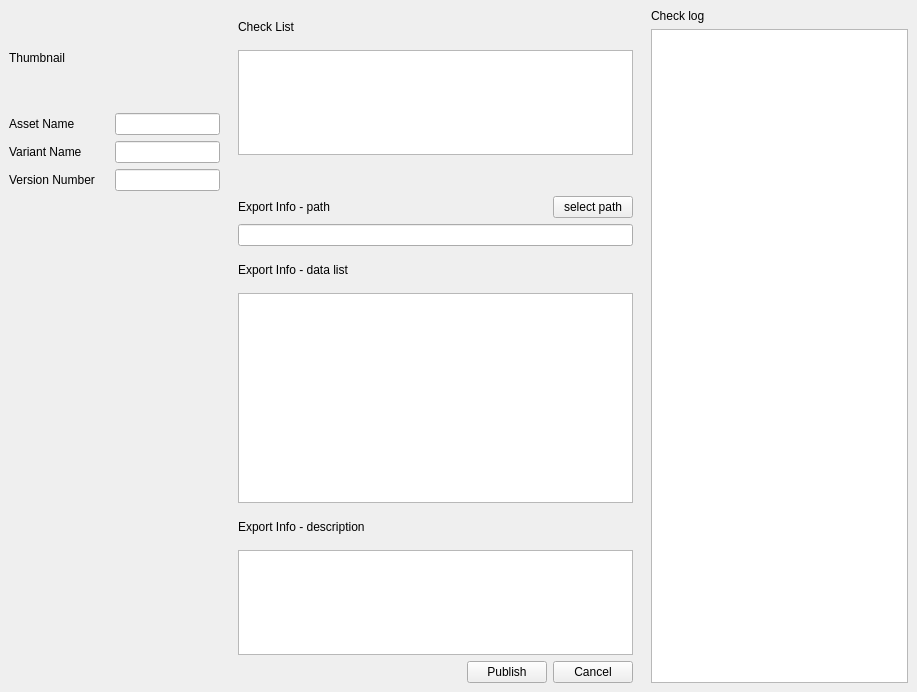
Qt form source/milki/view/ui/YC_milki_main_view.ui (runabird36/yetiControl) before a commit.
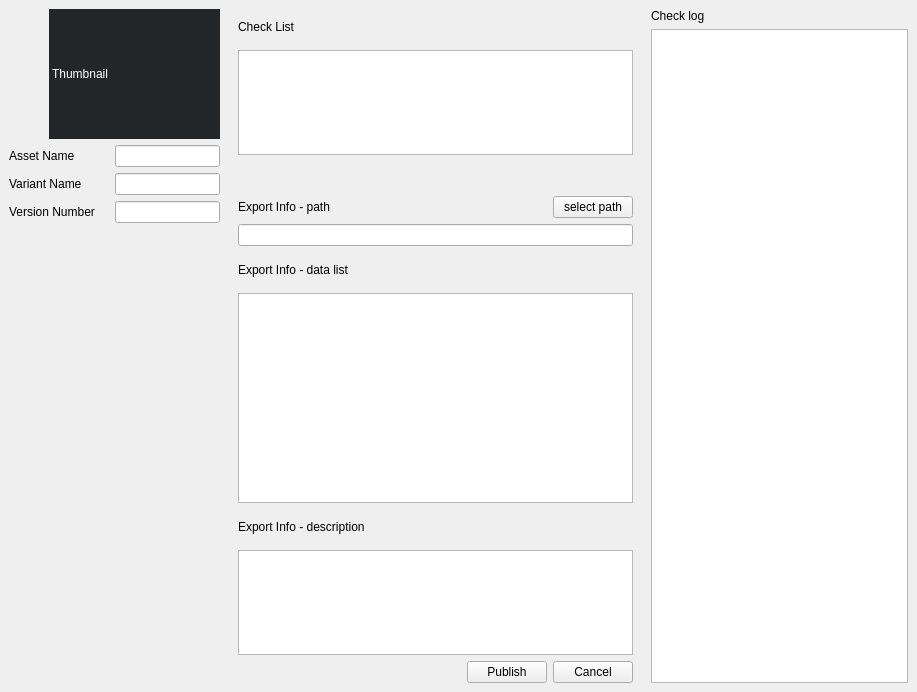
The same form after that commit.

Commit message: Dev : develop YTX2 pub view

```diff
--- a/source/milki/view/ui/YC_milki_main_view.ui
+++ b/source/milki/view/ui/YC_milki_main_view.ui
@@ -16,6 +16,9 @@
   <property name="windowOpacity">
    <double>1.000000000000000</double>
   </property>
+  <property name="styleSheet">
+   <string notr="true">border-color: rgb(170, 85, 255);</string>
+  </property>
   <widget class="QWidget" name="centralwidget">
    <layout class="QHBoxLayout" name="horizontalLayout" stretch="1,3">
     <property name="spacing">
@@ -38,6 +41,32 @@
       <layout class="QVBoxLayout" name="verticalLayout" stretch="2,1,1,1,10">
        <item>
         <widget class="QLabel" name="YC_thumb_info_lb">
+         <property name="sizePolicy">
+          <sizepolicy hsizetype="Preferred" vsizetype="Preferred">
+           <horstretch>0</horstretch>
+           <verstretch>0</verstretch>
+          </sizepolicy>
+         </property>
+         <property name="minimumSize">
+          <size>
+           <width>0</width>
+           <height>130</height>
+          </size>
+         </property>
+         <property name="maximumSize">
+          <size>
+           <width>100000</width>
+           <height>130</height>
+          </size>
+         </property>
+         <property name="styleSheet">
+          <string notr="true">QLabel{
+                                    background-color: #232629;
+                                    color:white;
+                                    qproperty-alignment: AlignCenter;
+                                    margin-left: 40px;
+                                    }</string>
+         </property>
          <property name="text">
           <string>Thumbnail</string>
          </property>
```
The commit also changes 7 other files.
